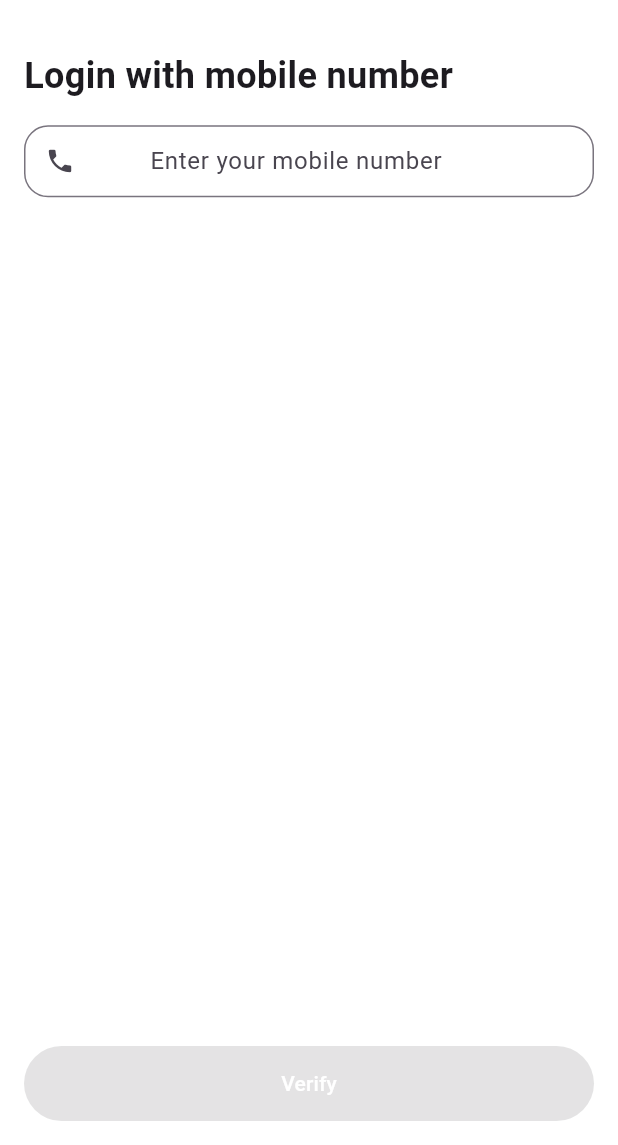
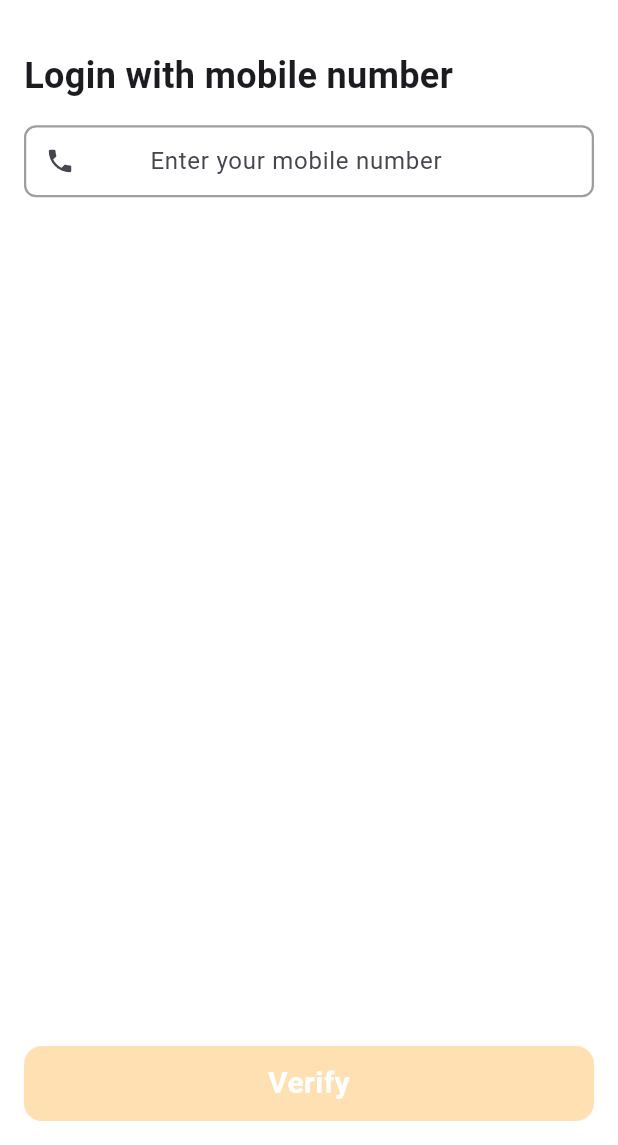
Before and after one commit to amitpaju0001/zesticket, a Flutter app: the screen it shows after launch, on a phone screen of 412 x 824 dp, the part 91-1236 px from its top. Run offline on Flutter 3.47's test engine with Material 3 defaults, Android fonts, the phone set to English and light mode, and no system bars.

Commit message:
change radios of custom button

```diff
--- a/lib/src/common/widgets/custom_button.dart
+++ b/lib/src/common/widgets/custom_button.dart
@@ -14,13 +14,23 @@ class CustomButton extends StatelessWidget {
 
   @override
   Widget build(BuildContext context) {
-    return ElevatedButton(
-      onPressed: isEnabled ? onPressed : null,
-      style: ElevatedButton.styleFrom(
-        backgroundColor: isEnabled ? Colors.orange : Colors.grey,
-        minimumSize: const Size(double.infinity, 50),
+    return InkWell(
+      onTap: isEnabled ? onPressed : null,
+      splashColor: Colors.orange.withOpacity(0.6),
+      borderRadius: BorderRadius.circular(12.0),
+      child: Container(
+        decoration: BoxDecoration(
+          borderRadius: BorderRadius.circular(12.0),
+          color: isEnabled ? Colors.orange : Colors.orange[100],
+        ),
+        width: double.infinity,
+        height: 50,
+        alignment: Alignment.center,
+        child: Text(
+          text,
+          style: const TextStyle(color: Colors.white,fontWeight: FontWeight.bold,fontSize: 20),
+        ),
       ),
-      child: Text(text, style: const TextStyle(color: Colors.white)),
     );
   }
 }
--- a/lib/src/common/widgets/custom_otp_text_field.dart
+++ b/lib/src/common/widgets/custom_otp_text_field.dart
@@ -29,8 +29,20 @@ class CustomOtpTextField extends StatelessWidget {
             maxLength: 1,
             decoration: InputDecoration(
               counterText: "",
-              border: OutlineInputBorder(borderRadius: BorderRadius.circular(12)),
+              border: OutlineInputBorder(
+                borderRadius: BorderRadius.all(Radius.circular(8.0)),
+              ),
+              focusedBorder: OutlineInputBorder(
+                borderSide: BorderSide(color: Colors.orange, width: 2.0),
+                borderRadius: BorderRadius.all(Radius.circular(8.0)),
+              ),
+              enabledBorder: OutlineInputBorder(
+                borderSide: BorderSide(color: Colors.grey, width: 1.5),
+                borderRadius: BorderRadius.all(Radius.circular(8.0)),
+              ),
             ),
+
+
             onChanged: (value) {
               onChanged?.call(value);
               if (value.isNotEmpty && index < otpLength - 1) {
--- a/lib/src/common/widgets/custom_text_field.dart
+++ b/lib/src/common/widgets/custom_text_field.dart
@@ -22,7 +22,15 @@ class CustomTextField extends StatelessWidget {
       decoration: InputDecoration(
         hintText: hintText,
         border: OutlineInputBorder(
-          borderRadius: BorderRadius.circular(16),
+          borderRadius: BorderRadius.all(Radius.circular(12.0)),
+        ),
+        focusedBorder: OutlineInputBorder(
+          borderSide: BorderSide(color: Colors.orange, width: 2.0),
+          borderRadius: BorderRadius.all(Radius.circular(8.0)),
+        ),
+        enabledBorder: OutlineInputBorder(
+          borderSide: BorderSide(color: Colors.grey, width: 1.5),
+          borderRadius: BorderRadius.all(Radius.circular(8.0)),
         ),
         prefixText: "+91 ",
         prefixIcon: hintText.contains("mobile")
```
Also changed, not shown: pubspec.lock.
